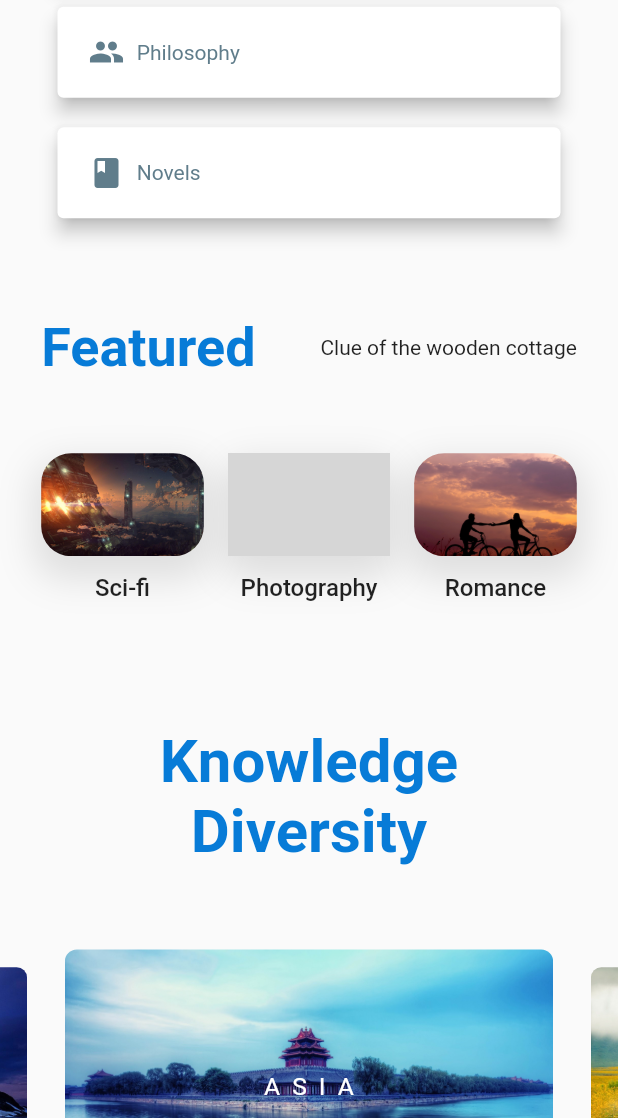
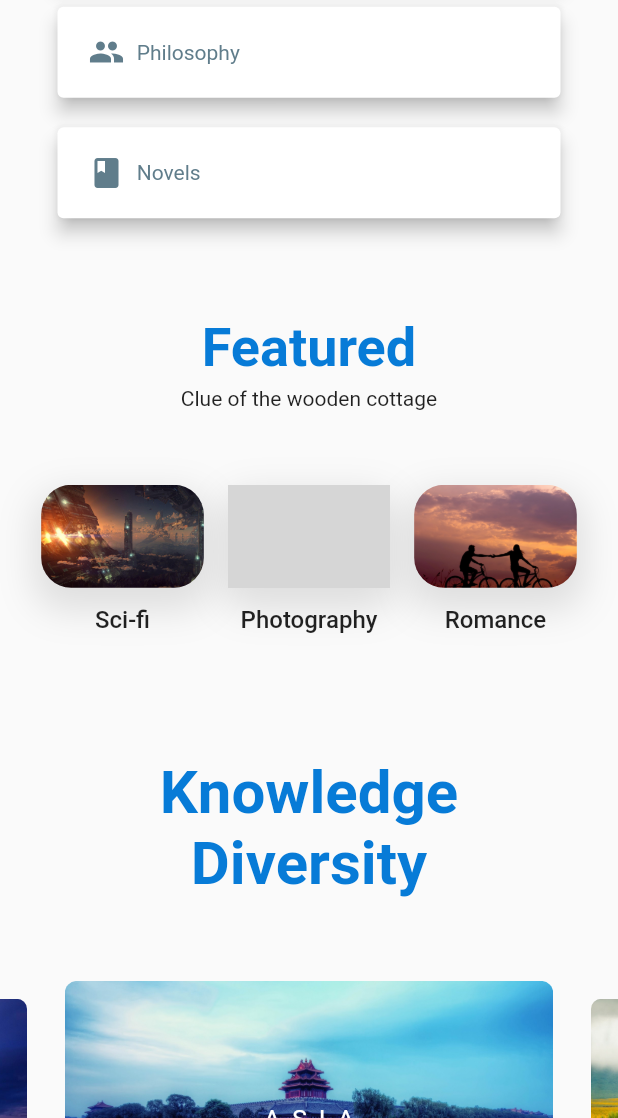
Before and after one commit to CPAD-Gazipur/Web-Landing-Page-Flutter, a Flutter app: the screen it shows after launch, scrolled down 576 dp, on a phone screen of 412 x 824 dp, the part 118-1236 px from its top. Run offline on Flutter 3.47's test engine with Material 2 defaults, Android fonts, the phone set to English and light mode, and no system bars; drawn by our look-alikes of carousel_slider; Roboto replaces fonts that are missing (Electrolize, Montserrat, Raleway); grey boxes are pictures that could not be loaded.

Commit message:
Web Landing Page: Responsive Feature Heading Added

```diff
--- a/lib/widegts/feature_heading.dart
+++ b/lib/widegts/feature_heading.dart
@@ -12,7 +12,26 @@ class FeatureHeading extends StatelessWidget {
         left: screenSize.width / 15,
         right: screenSize.width / 15,
       ),
-      child: Row(
+      child: screenSize.width < 800
+          ? Column(
+              children: const [
+                Text(
+                  'Featured',
+                  style: TextStyle(
+                    fontSize: 36,
+                    color: Color(0xFF077BD7),
+                    fontFamily: 'Raleway',
+                    fontWeight: FontWeight.bold,
+                  ),
+                ),
+                SizedBox(height: 5),
+                Text(
+                  'Clue of the wooden cottage',
+                  textAlign: TextAlign.end,
+                ),
+              ],
+            )
+          : Row(
               children: const [
                 Text(
                   'Featured',
```
Lines whose indentation alone changed are shown as unchanged.
